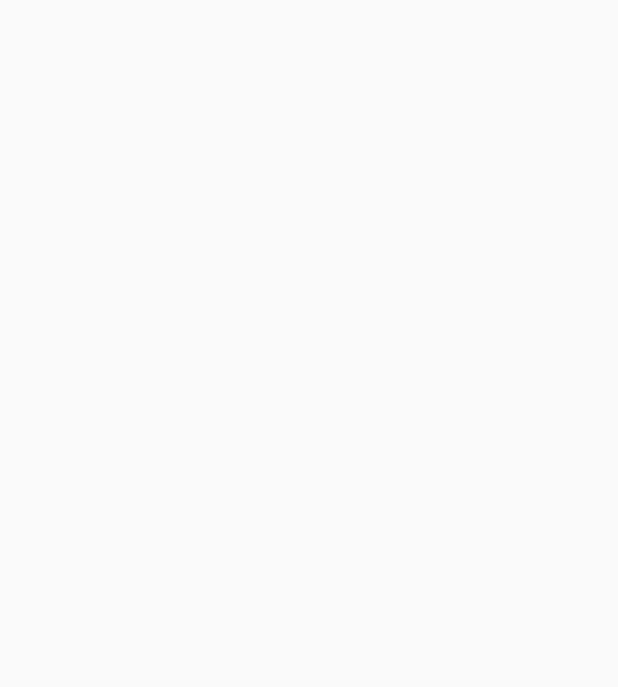
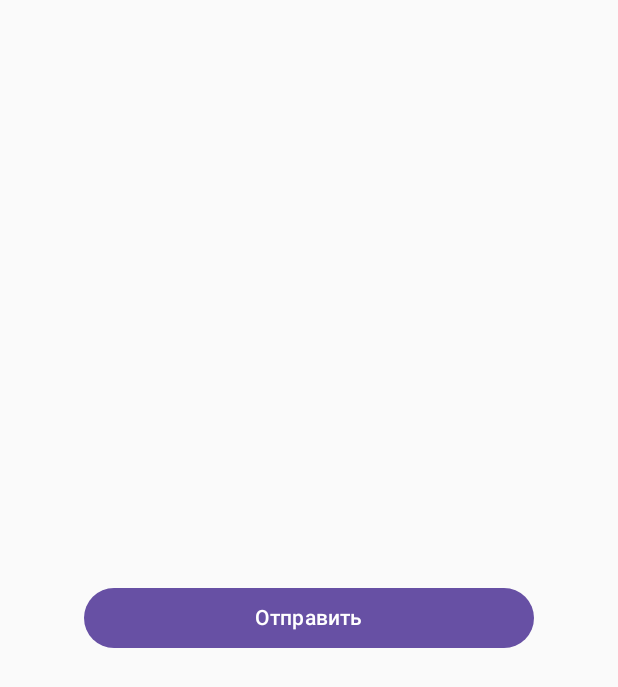
Before and after one commit to temawm/retrofit2, an Android app built with Jetpack Compose: the screen it shows after launch (MainActivity), on a phone screen of 412 x 824 dp. Before the commit the part shown is empty. Shown: the top 687 px of the screen. Run offline under Robolectric (Android 15) with nearby library versions, the phone set to English and light mode, and no system bars.

Commit message:
+uxChanges

```diff
--- a/app/src/main/AndroidManifest.xml
+++ b/app/src/main/AndroidManifest.xml
@@ -1,7 +1,7 @@
 <?xml version="1.0" encoding="utf-8"?>
 <manifest xmlns:android="http://schemas.android.com/apk/res/android"
     xmlns:tools="http://schemas.android.com/tools">
-
+    <uses-permission android:name="android.permission.INTERNET" />
     <application
         android:allowBackup="true"
         android:dataExtractionRules="@xml/data_extraction_rules"
--- a/app/src/main/java/com/example/retrofit_app/MainActivity.kt
+++ b/app/src/main/java/com/example/retrofit_app/MainActivity.kt
@@ -4,20 +4,14 @@ import android.os.Bundle
 import androidx.activity.ComponentActivity
 import androidx.activity.compose.setContent
 import androidx.activity.enableEdgeToEdge
-import androidx.compose.foundation.layout.fillMaxSize
-import androidx.compose.foundation.layout.padding
-import androidx.compose.material3.Scaffold
-import androidx.compose.material3.Text
-import androidx.compose.runtime.Composable
-import androidx.compose.ui.Modifier
-import androidx.compose.ui.tooling.preview.Preview
-import com.example.retrofit_app.ui.theme.Retrofit_appTheme
+import com.example.retrofit_app.retrofit.UIScreen
 
 class MainActivity : ComponentActivity() {
     override fun onCreate(savedInstanceState: Bundle?) {
         super.onCreate(savedInstanceState)
         enableEdgeToEdge()
         setContent {
+            UIScreen()
         }
     }
 }
--- a/app/src/main/java/com/example/retrofit_app/retrofit/product.kt
+++ b/app/src/main/java/com/example/retrofit_app/retrofit/product.kt
@@ -4,9 +4,9 @@ data class Product(
     val id: Int,
     val title: String,
     val description: String,
-    val price: Int,
+    val price: Float,
     val discount: Float,
-    val rating: Int,
+    val rating: Float,
     val stock: Float,
     val brand: String,
     val category: String,
--- a/app/src/main/java/com/example/retrofit_app/retrofit/productAPI.kt
+++ b/app/src/main/java/com/example/retrofit_app/retrofit/productAPI.kt
@@ -1,8 +1,9 @@
 package com.example.retrofit_app.retrofit
 
 import retrofit2.http.GET
+import retrofit2.http.Path
 
 interface ProductAPI {
-    @GET("products/1")
-    fun getProductById(): Product
+    @GET("products/{id}")
+    suspend fun getProductById(@Path("id") id: Int): Product
 }
--- /dev/null
+++ b/app/src/main/java/com/example/retrofit_app/retrofit/uiScreen.kt
@@ -0,0 +1,42 @@
+package com.example.retrofit_app.retrofit
+
+import androidx.compose.foundation.layout.Arrangement
+import androidx.compose.foundation.layout.Column
+import androidx.compose.foundation.layout.fillMaxSize
+import androidx.compose.foundation.layout.fillMaxWidth
+import androidx.compose.foundation.layout.height
+import androidx.compose.foundation.layout.padding
+import androidx.compose.foundation.layout.width
+import androidx.compose.material3.Button
+import androidx.compose.material3.Text
+import androidx.compose.runtime.Composable
+import androidx.compose.ui.Alignment
+import androidx.compose.ui.Modifier
+import androidx.compose.ui.semantics.Role.Companion.Button
+import androidx.compose.ui.text.style.TextAlign
+import androidx.compose.ui.unit.dp
+
+@Composable
+fun UIScreen(){
+    Column(
+        modifier = Modifier
+            .fillMaxSize()
+            .padding(12.dp)
+        ,
+        verticalArrangement = Arrangement.Center,
+        horizontalAlignment = Alignment.CenterHorizontally
+
+    ){
+        Button(
+            modifier = Modifier
+                .width(300.dp)
+                .height(40.dp),
+            onClick = {
+                dummyJSON()
+            },
+        ){
+            Text(text = "Отправить")
+        }
+    }
+
+}
--- a/gradle.properties
+++ b/gradle.properties
@@ -21,3 +21,4 @@ kotlin.code.style=official
 # resources declared in the library itself and none from the library's dependencies,
 # thereby reducing the size of the R class for that library
 android.nonTransitiveRClass=true
+org.gradle.configuration-cache=true
```
Also changed, not shown: app/src/main/java/com/example/retrofit_app/retrofit/dummyJSON.kt (+20 -8 lines).
